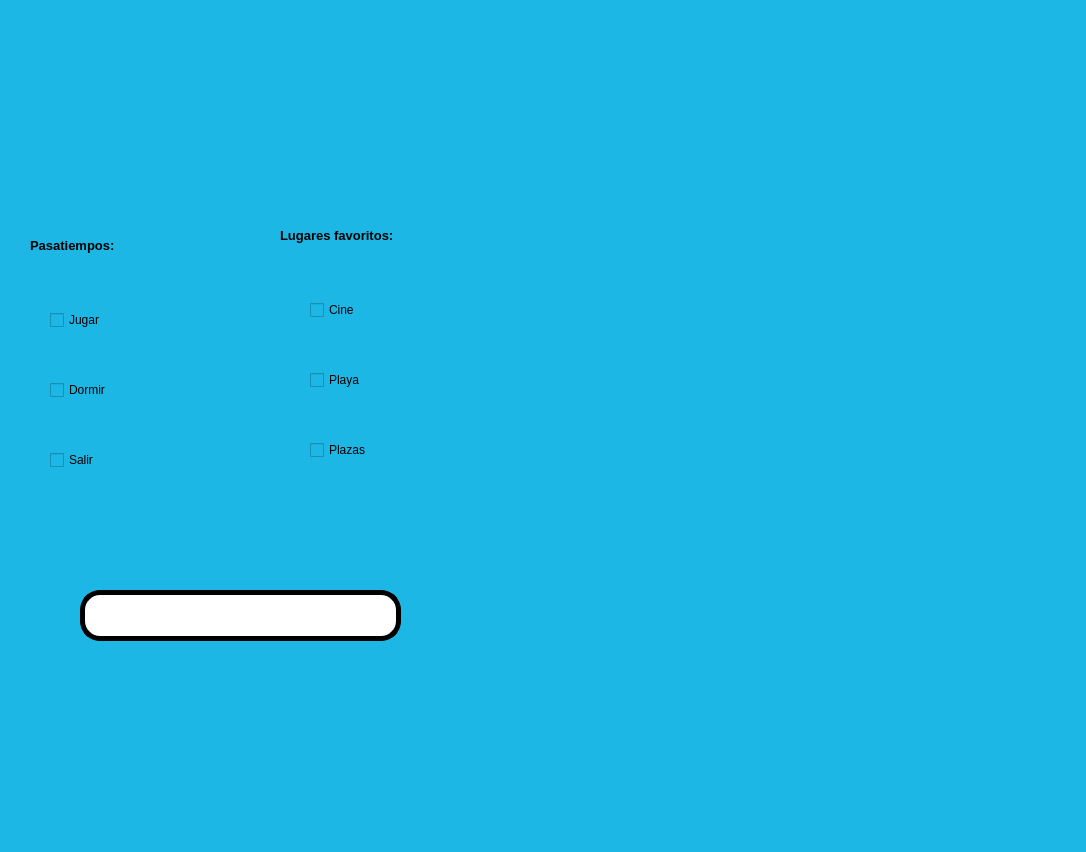
First picture: the form in PIP_2025_Eq1/Unidad 2/P17_Checkbox.ui, repository juliancruz98/PIP_2025_Eq1, before the edit.
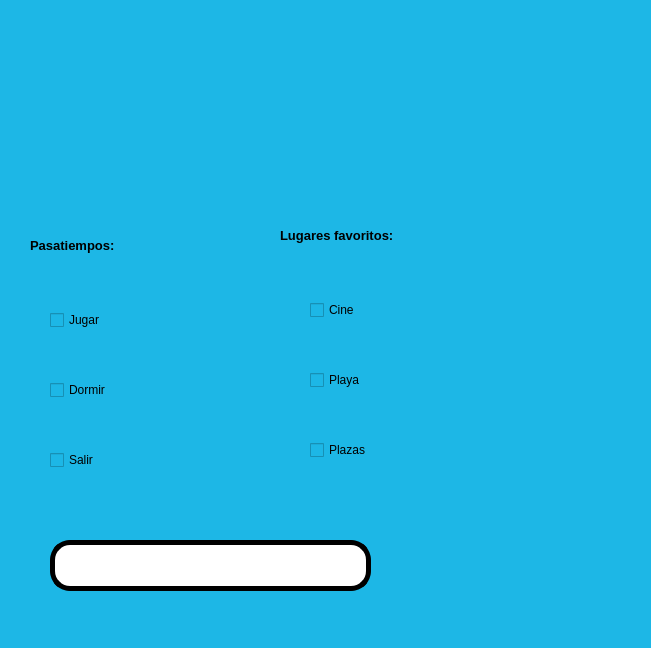
Second picture: the form after the edit. Icons and pictures are not drawn.

```diff
--- a/PIP_2025_Eq1/Unidad 2/P17_Checkbox.ui
+++ b/PIP_2025_Eq1/Unidad 2/P17_Checkbox.ui
@@ -6,8 +6,8 @@
    <rect>
     <x>0</x>
     <y>0</y>
-    <width>1086</width>
-    <height>852</height>
+    <width>651</width>
+    <height>648</height>
    </rect>
   </property>
   <property name="windowTitle">
@@ -63,8 +63,8 @@
    <widget class="QLineEdit" name="txt_temporizador">
     <property name="geometry">
      <rect>
-      <x>80</x>
-      <y>590</y>
+      <x>50</x>
+      <y>540</y>
       <width>321</width>
       <height>51</height>
      </rect>
@@ -92,7 +92,7 @@
     <property name="geometry">
      <rect>
       <x>280</x>
-      <y>0</y>
+      <y>20</y>
       <width>191</width>
       <height>161</height>
      </rect>
@@ -113,10 +113,10 @@
    <widget class="QLabel" name="label_7">
     <property name="geometry">
      <rect>
-      <x>570</x>
-      <y>200</y>
-      <width>421</width>
-      <height>341</height>
+      <x>460</x>
+      <y>310</y>
+      <width>171</width>
+      <height>161</height>
      </rect>
     </property>
     <property name="text">
```
Left out of the diff: 8 changed lines with no effect on the pictures.
